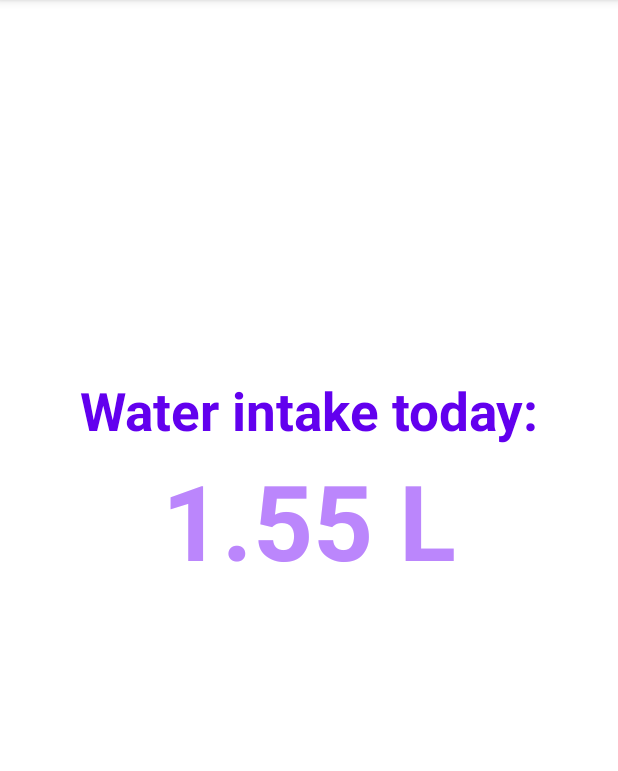
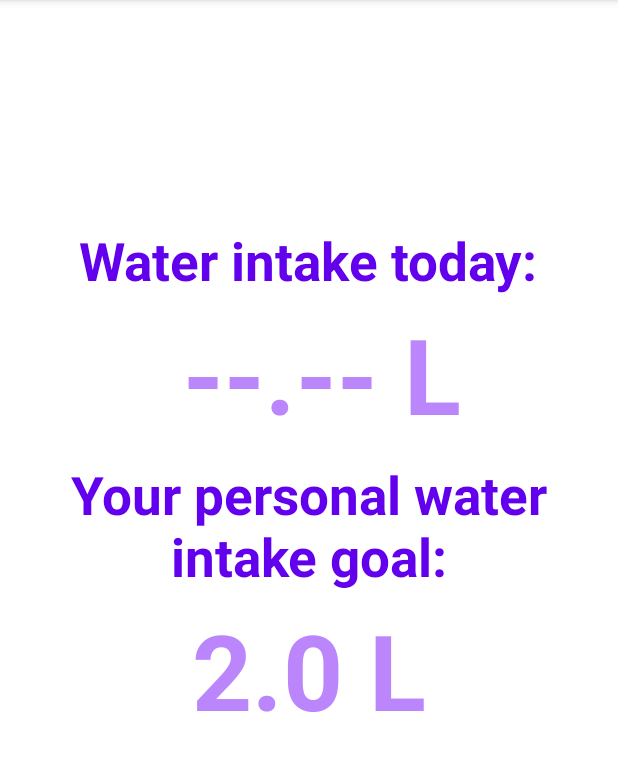
Before and after one commit to tomaandreisacuiu/SmartWaterBottleApp, an Android app: the screen it shows after launch (Activity3), after a tap on "Water Intake Today", on a phone screen of 412 x 824 dp, the part 84-855 px from its top. Run offline under Robolectric (Android 15) with nearby library versions, the phone set to English and light mode, and no system bars; 3 other taps on this screen came first.

Commit message:
solved frozen drower menu error, made intake to be displayed in activity 3 as well

```diff
--- a/app/src/main/java/com/example/smartwaterbottle/Activity3.java
+++ b/app/src/main/java/com/example/smartwaterbottle/Activity3.java
@@ -7,8 +7,10 @@ import androidx.core.view.GravityCompat;
 import androidx.drawerlayout.widget.DrawerLayout;
 
 import android.content.Intent;
+import android.content.SharedPreferences;
 import android.os.Bundle;
 import android.view.MenuItem;
+import android.widget.TextView;
 import android.widget.Toast;
 
 import com.google.android.material.navigation.NavigationView;
@@ -18,6 +20,8 @@ public class Activity3 extends AppCompatActivity {
     DrawerLayout drawerLayout;
     NavigationView navigationView;
     ActionBarDrawerToggle drawerToggle;
+
+    TextView intakeViewValue;
 
     @Override
     public boolean onOptionsItemSelected(@NonNull MenuItem item) {
@@ -72,6 +76,17 @@ public class Activity3 extends AppCompatActivity {
                 return false;
             }
         });
+
+        // Display the suggested water intake level below
+        intakeViewValue = findViewById(R.id.textIntakeViewValue);
+        SharedPreferences prefs2 = getSharedPreferences("prefs2", MODE_PRIVATE);
+
+        float intake = prefs2.getFloat("intake", 2);
+        intakeViewValue = findViewById(R.id.textIntakeViewValue);
+
+        intakeViewValue.setText(String.valueOf(intake) + " L");
+
+
     }
 
     @Override
--- a/app/src/main/java/com/example/smartwaterbottle/MainActivity.java
+++ b/app/src/main/java/com/example/smartwaterbottle/MainActivity.java
@@ -92,15 +92,15 @@ public class MainActivity extends AppCompatActivity {
                 return false;
             }
         });
-//
-//        button = (Button) findViewById(R.id.editMyDetailsButton);
-//
-//        button.setOnClickListener(new View.OnClickListener() {
-//            @Override
-//            public void onClick(View v) {
-//                openNewActivity();
-//            }
-//        });
+
+        button = (Button) findViewById(R.id.editMyDetailsButton);
+
+        button.setOnClickListener(new View.OnClickListener() {
+            @Override
+            public void onClick(View v) {
+                openNewActivity();
+            }
+        });
     }
 
     public void openNewActivity(){
--- a/app/src/main/res/layout/activity_3.xml
+++ b/app/src/main/res/layout/activity_3.xml
@@ -8,6 +8,61 @@
     tools:context=".Activity3"
     >
 
+    <LinearLayout
+        android:layout_width="wrap_content"
+        android:layout_height="wrap_content"
+        android:orientation="vertical">
+
+        <TextView
+            android:id="@+id/textView2"
+            android:layout_width="wrap_content"
+            android:layout_height="wrap_content"
+            android:layout_marginTop="150dp"
+            android:gravity="center_horizontal"
+            android:text="Water intake today:"
+            android:textColor="@color/purple_500"
+            android:textSize="35dp"
+            android:textStyle="bold"
+            android:layout_gravity="center"/>
+
+        <TextView
+            android:id="@+id/textView"
+            android:layout_width="wrap_content"
+            android:layout_height="wrap_content"
+            android:layout_marginTop="5dp"
+            android:gravity="center_horizontal"
+            android:text=" --.-- L"
+            android:textColor="@color/purple_200"
+            android:textSize="70dp"
+            android:textStyle="bold"
+            android:layout_gravity="center"/>
+
+        <TextView
+            android:id="@+id/textIntakeView"
+            android:layout_width="wrap_content"
+            android:layout_height="wrap_content"
+            android:layout_marginTop="10dp"
+            android:gravity="center_horizontal"
+            android:text="Your personal water intake goal:"
+            android:textColor="@color/purple_500"
+            android:textSize="35dp"
+            android:textStyle="bold"
+            android:layout_gravity="center"/>
+
+        <TextView
+            android:id="@+id/textIntakeViewValue"
+            android:layout_width="wrap_content"
+            android:layout_height="wrap_content"
+            android:layout_marginTop="5dp"
+            android:gravity="center_horizontal"
+            android:text="--.-- L"
+            android:textColor="@color/purple_200"
+            android:textSize="70dp"
+            android:textStyle="bold"
+            android:layout_gravity="center"/>
+
+    </LinearLayout>
+
     <com.google.android.material.navigation.NavigationView
         android:layout_width="wrap_content"
         android:layout_height="match_parent"
@@ -17,25 +72,5 @@
         android:layout_gravity="start"
         />
 
-    <TextView
-        android:id="@+id/textView"
-        android:layout_width="wrap_content"
-        android:layout_height="wrap_content"
-        android:text="1.55 L"
-        android:textSize="70dp"
-        android:textColor="@color/purple_200"
-        android:textStyle="bold"
-        android:layout_marginTop="300dp"
-        android:gravity="center_horizontal"/>
 
-    <TextView
-        android:id="@+id/textView2"
-        android:layout_width="wrap_content"
-        android:layout_height="wrap_content"
-        android:text="Water intake today:"
-        android:textSize="35dp"
-        android:textColor="@color/purple_500"
-        android:textStyle="bold"
-        android:layout_marginTop="250dp"
-        android:gravity="center_horizontal"/>
 </androidx.drawerlayout.widget.DrawerLayout>
```
Also changed, not shown: app/src/main/java/com/example/smartwaterbottle/Activity2.java (+10 -0 lines), app/src/main/java/com/example/smartwaterbottle/SetReminderActivity.java (+42 -42 lines), app/src/main/java/com/example/smartwaterbottle/SettingsActivity.java (+24 -1 lines), app/src/main/res/layout/activity_2.xml (+9 -9 lines), app/src/main/res/layout/activity_main.xml (+19 -25 lines), app/src/main/res/layout/activity_set_reminder.xml (+7 -7 lines).
